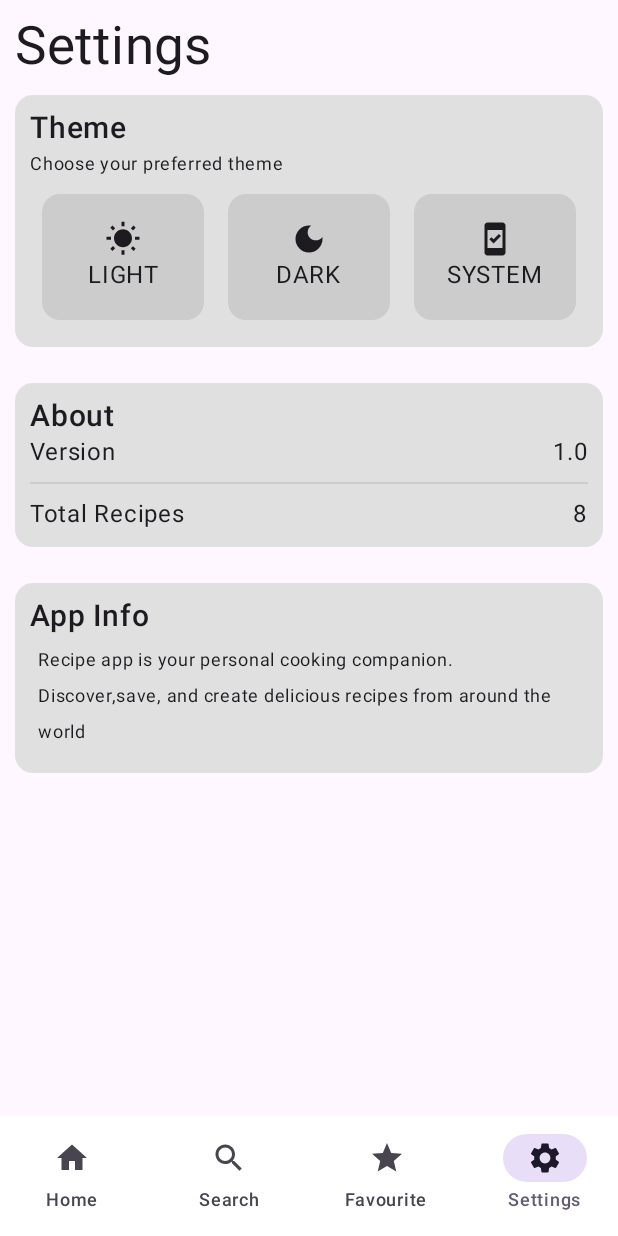
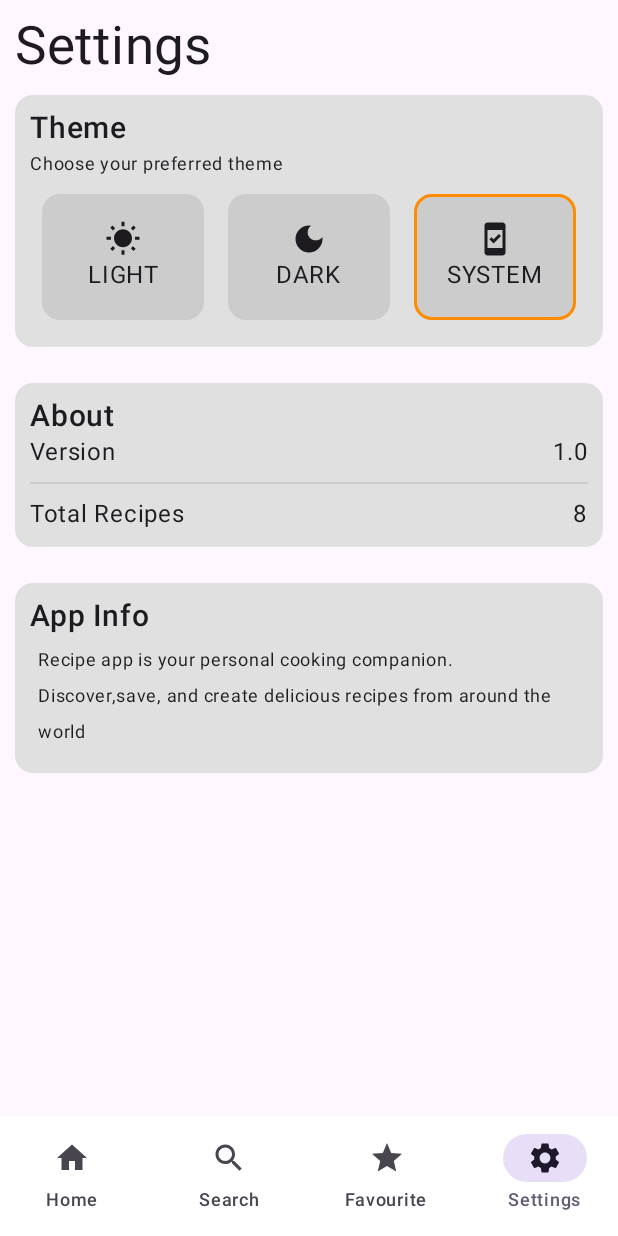
Before and after one commit to abidsuhail/RecipeApp-Phase1, an Android app built with Jetpack Compose: the SettingsScreen screen opened through its navigation route, on a phone screen of 412 x 824 dp. Run offline under Robolectric (Android 15) with nearby library versions, the phone set to English and light mode, and no system bars; our stand-ins replace Dagger/Hilt's generated code, Firebase (no records; nobody signed in at launch, a user with empty details on screens opened directly), livedata-compose; libraries missing offline, so code that uses them is left out: androidx.hilt.lifecycle, com.cloudinary.android.

Commit message:
border color setup for theme options

```diff
--- a/app/src/main/java/com/abid/recipeapp/ui/screens/SettingsScreen.kt
+++ b/app/src/main/java/com/abid/recipeapp/ui/screens/SettingsScreen.kt
@@ -1,5 +1,6 @@
 package com.abid.recipeapp.ui.screens
 
+import androidx.compose.foundation.BorderStroke
 import androidx.compose.foundation.LocalIndication
 import androidx.compose.foundation.background
 import androidx.compose.foundation.clickable
@@ -22,6 +23,8 @@ import androidx.compose.material3.CardDefaults
 import androidx.compose.material3.Icon
 import androidx.compose.material3.Text
 import androidx.compose.runtime.Composable
+import androidx.compose.runtime.getValue
+import androidx.compose.runtime.livedata.observeAsState
 import androidx.compose.runtime.remember
 import androidx.compose.ui.Alignment
 import androidx.compose.ui.Modifier
@@ -29,18 +32,26 @@ import androidx.compose.ui.graphics.Color
 import androidx.compose.ui.text.font.FontWeight
 import androidx.compose.ui.unit.dp
 import androidx.compose.ui.unit.sp
+import androidx.hilt.lifecycle.viewmodel.compose.hiltViewModel
 import com.abid.recipeapp.BuildConfig
 import com.abid.recipeapp.ui.theme.AppThemeMode
+import com.abid.recipeapp.ui.theme.Orange40
+import com.abid.recipeapp.viewmodel.SettingsViewModel
 
 
 @Composable
-fun SettingsScreen(onThemeSelected: (AppThemeMode) -> Unit) {
+fun SettingsScreen(
+    vm: SettingsViewModel = hiltViewModel(),
+    onThemeSelected: (AppThemeMode) -> Unit
+) {
+    val appThemeMode by vm.state.observeAsState(initial = AppThemeMode.SYSTEM)
     Box(Modifier.padding(10.dp)) {
         Column {
             Text("Settings", fontSize = 35.sp)
             GrayCard {
-                ThemeOptionsCardItem {
+                ThemeOptionsCardItem(appThemeMode) {
                     onThemeSelected(it)
+                    vm.getCurrentTheme()
                 }
             }
             GrayCard {
@@ -54,15 +65,30 @@ fun SettingsScreen(onThemeSelected: (AppThemeMode) -> Unit) {
 }
 
 @Composable
-private fun ThemeOptionsCardItem(onThemeSelected: (AppThemeMode) -> Unit) {
+private fun ThemeOptionsCardItem(
+    currentThemeMode: AppThemeMode,
+    onThemeSelected: (AppThemeMode) -> Unit
+) {
     Box(modifier = Modifier.padding(10.dp)) {
         Column {
             Text("Theme", fontSize = 20.sp, fontWeight = FontWeight.SemiBold)
             Text("Choose your preferred theme", fontSize = 12.sp)
             Row {
-                ThemeModeGridItem(AppThemeMode.LIGHT, onThemeSelected)
-                ThemeModeGridItem(AppThemeMode.DARK, onThemeSelected)
-                ThemeModeGridItem(AppThemeMode.SYSTEM, onThemeSelected)
+                ThemeModeGridItem(
+                    AppThemeMode.LIGHT,
+                    currentThemeMode == AppThemeMode.LIGHT,
+                    onThemeSelected
+                )
+                ThemeModeGridItem(
+                    AppThemeMode.DARK,
+                    currentThemeMode == AppThemeMode.DARK,
+                    onThemeSelected
+                )
+                ThemeModeGridItem(
+                    AppThemeMode.SYSTEM,
+                    currentThemeMode == AppThemeMode.SYSTEM,
+                    onThemeSelected
+                )
             }
         }
     }
@@ -127,6 +153,7 @@ private fun GrayCard(content: @Composable () -> Unit) {
 @Composable
 private fun RowScope.ThemeModeGridItem(
     themeMode: AppThemeMode,
+    isSelected: Boolean,
     onThemeSelected: (AppThemeMode) -> Unit
 ) {
     val icon = when (themeMode) {
@@ -142,6 +169,11 @@ private fun RowScope.ThemeModeGridItem(
             Icons.Filled.SystemSecurityUpdateGood
         }
     }
+    val borderColor = if (isSelected) {
+        Orange40
+    } else {
+        Color.Unspecified
+    }
     Card(
         Modifier
             .height(100.dp)
@@ -153,6 +185,7 @@ private fun RowScope.ThemeModeGridItem(
             ) {
                 onThemeSelected(themeMode)
             },
+        border = BorderStroke(2.dp, borderColor),
         colors = CardDefaults.cardColors(containerColor = Color.LightGray),
     ) {
         Column(
--- /dev/null
+++ b/app/src/main/java/com/abid/recipeapp/viewmodel/SettingsViewModel.kt
@@ -0,0 +1,32 @@
+package com.abid.recipeapp.viewmodel
+
+import androidx.datastore.core.DataStore
+import androidx.datastore.preferences.core.Preferences
+import androidx.datastore.preferences.core.stringPreferencesKey
+import androidx.lifecycle.LiveData
+import androidx.lifecycle.MutableLiveData
+import androidx.lifecycle.ViewModel
+import androidx.lifecycle.viewModelScope
+import com.abid.recipeapp.ui.theme.AppThemeMode
+import com.abid.recipeapp.ui.theme.toAppTheme
+import dagger.hilt.android.lifecycle.HiltViewModel
+import kotlinx.coroutines.flow.first
+import kotlinx.coroutines.launch
+import javax.inject.Inject
+
+@HiltViewModel
+class SettingsViewModel @Inject constructor(private val dataStore: DataStore<Preferences>) :
+    ViewModel() {
+
+    private val THEME_KEY = stringPreferencesKey("app_theme")
+
+    private val _state = MutableLiveData(AppThemeMode.SYSTEM)
+    val state: LiveData<AppThemeMode> = _state
+
+    fun getCurrentTheme() {
+        viewModelScope.launch {
+            val currentTheme = dataStore.data.first()[THEME_KEY].toAppTheme()
+            _state.value = currentTheme
+        }
+    }
+}
```
